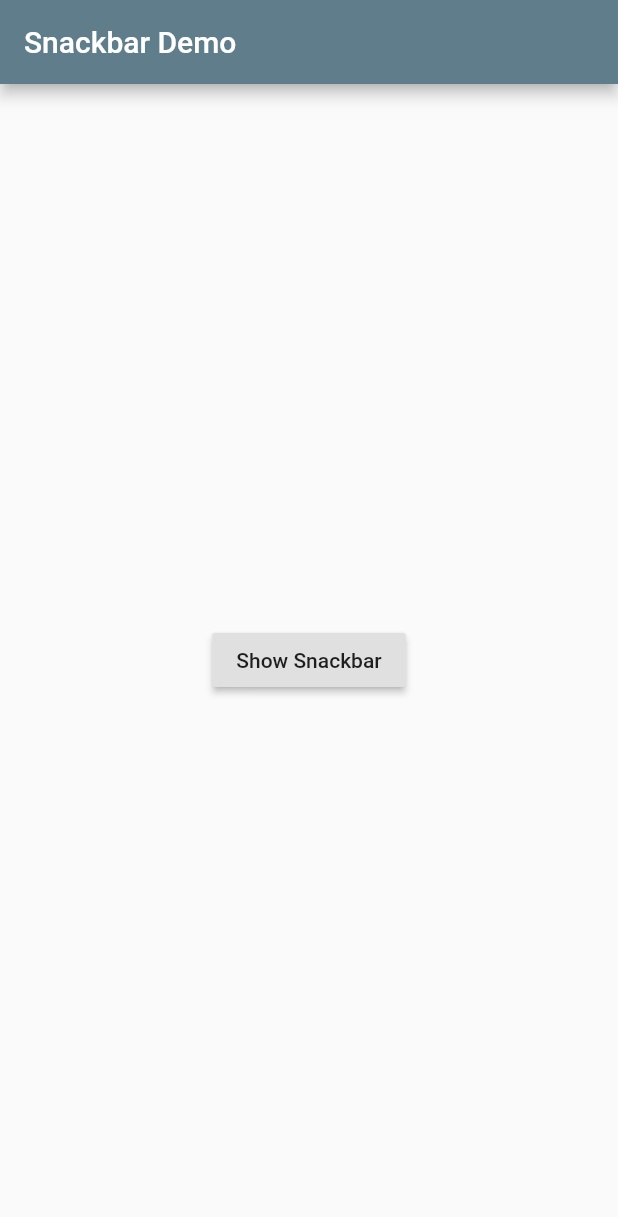
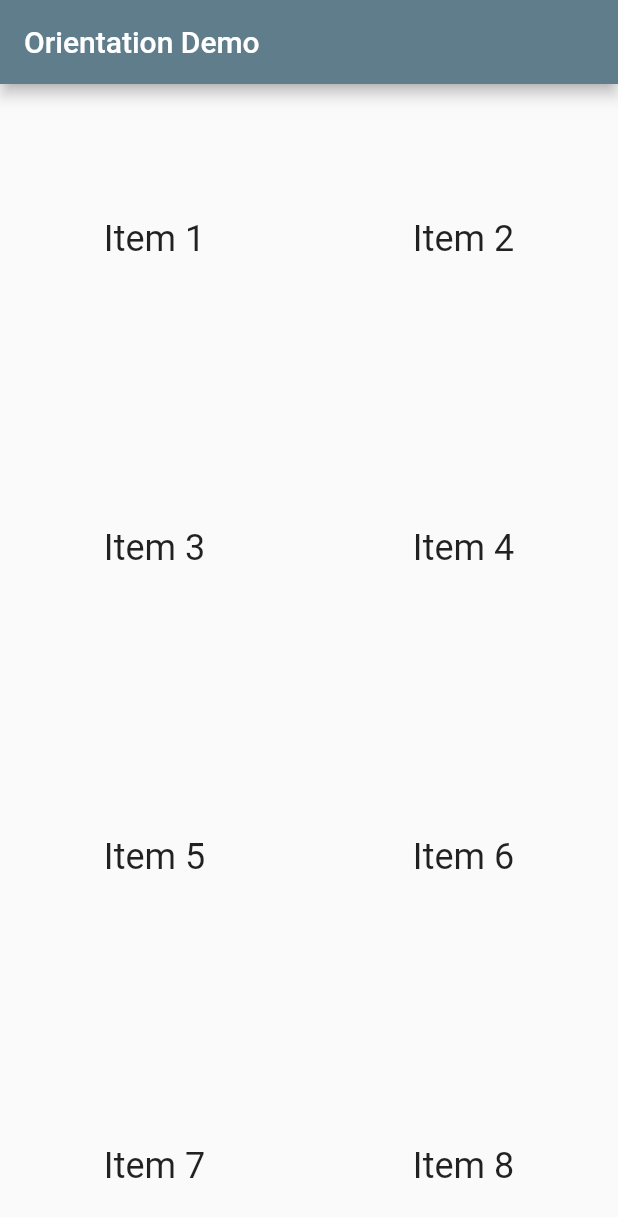
Before and after one commit to VijayGanganapalli/flearn, a Flutter app: the screen it shows after launch, on a phone screen of 412 x 824 dp. Shown: the top 1217 px of the screen. Run offline on Flutter 3.47's test engine with Material 2 defaults, Android fonts, the phone set to English and light mode, and no system bars.

Commit message:
added orientation

```diff
--- a/lib/main.dart
+++ b/lib/main.dart
@@ -1,5 +1,5 @@
 import 'package:flutter/material.dart';
-import 'package:flearn/screens/design/display_a_snackbar.dart';
+import 'package:flearn/screens/design/orientation_list.dart';
 
 void main() => runApp(FLearnApp());
 
@@ -9,7 +9,7 @@ class FLearnApp extends StatelessWidget {
     return MaterialApp(
       title: 'FLearn App',
       theme: ThemeData(primarySwatch: Colors.blueGrey),
-      home: DisplaySnackBar(appBarTitle: 'Snackbar Demo'),
+      home: OrientationList(appBarTitle: 'Orientation Demo'),
     );
   }
 }
--- /dev/null
+++ b/lib/screens/design/orientation_list.dart
@@ -0,0 +1,29 @@
+import 'package:flutter/material.dart';
+
+class OrientationList extends StatelessWidget {
+  final String appBarTitle;
+
+  const OrientationList({Key key, this.appBarTitle}) : super(key: key);
+
+  @override
+  Widget build(BuildContext context) {
+    return Scaffold(
+      appBar: AppBar(title: Text(appBarTitle)),
+      body: OrientationBuilder(
+        builder: (context, orientation) {
+          return GridView.count(
+            crossAxisCount: orientation == Orientation.portrait ? 2 : 3,
+            children: List.generate(100, (index) {
+              return Center(
+                child: Text(
+                  'Item ${index+1}',
+                  style: Theme.of(context).textTheme.headline,
+                ),
+              );
+            }),
+          );
+        },
+      ),
+    );
+  }
+}
```
